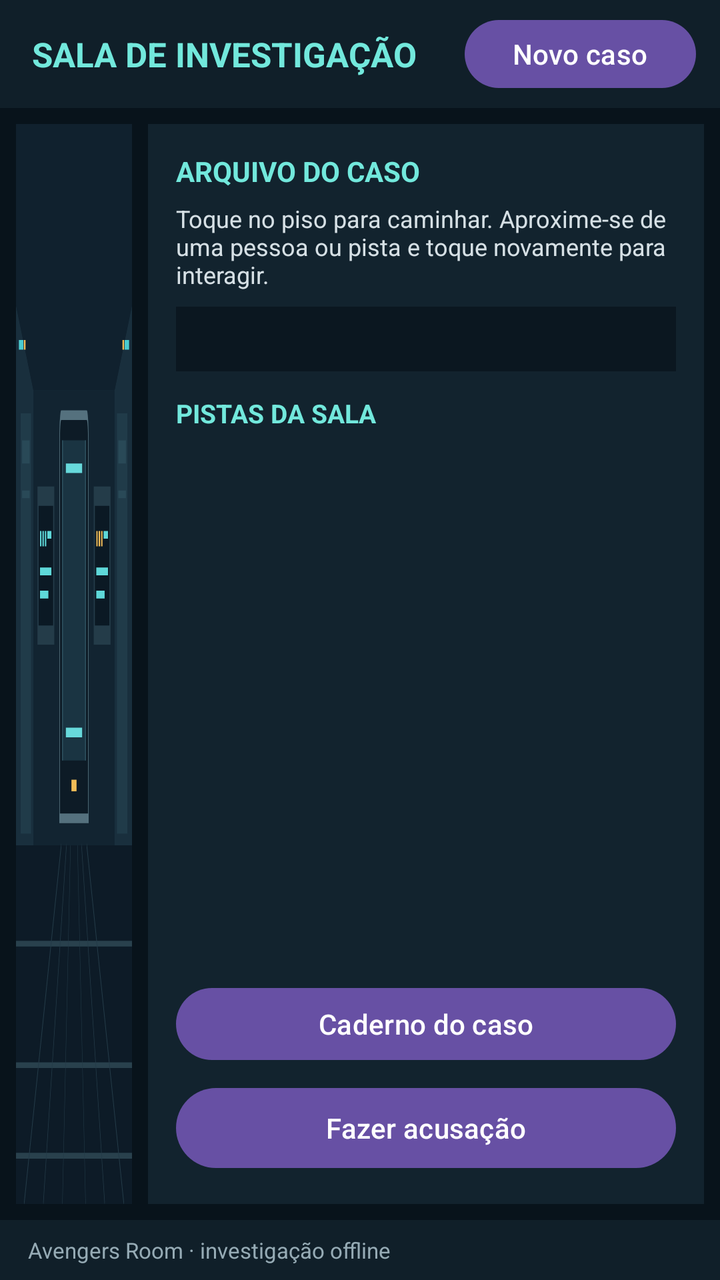
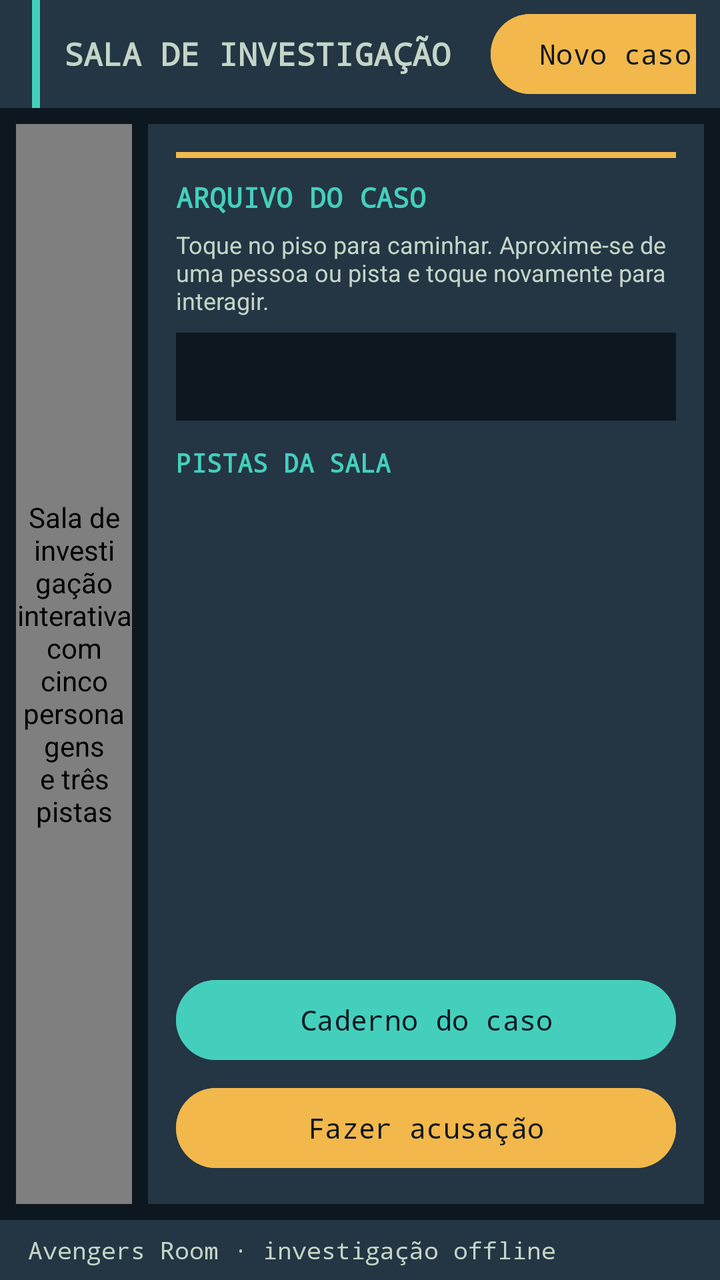

Compare the two renders of this Android layout. The source of the first and the diff that turns it into the second are given below.
<!-- AndroidManifest.xml: application theme Theme.Marvel -->
<!-- res/layout/activity_main.xml -->
<?xml version="1.0" encoding="utf-8"?>
<androidx.constraintlayout.widget.ConstraintLayout xmlns:android="http://schemas.android.com/apk/res/android"
    xmlns:app="http://schemas.android.com/apk/res-auto"
    android:id="@+id/main"
    android:layout_width="match_parent"
    android:layout_height="match_parent"
    android:background="#08131B">

    <LinearLayout
        android:id="@+id/room_header"
        android:layout_width="0dp"
        android:layout_height="54dp"
        android:background="#101F29"
        android:gravity="center_vertical"
        android:orientation="horizontal"
        android:paddingStart="16dp"
        android:paddingEnd="12dp"
        app:layout_constraintEnd_toEndOf="parent"
        app:layout_constraintStart_toStartOf="parent"
        app:layout_constraintTop_toTopOf="parent">

        <TextView
            android:layout_width="wrap_content"
            android:layout_height="wrap_content"
            android:text="@string/room_title"
            android:textColor="#72E8DC"
            android:textSize="17sp"
            android:textStyle="bold" />

        <TextView
            android:id="@+id/room_case_label"
            android:layout_width="0dp"
            android:layout_height="wrap_content"
            android:layout_marginStart="20dp"
            android:layout_weight="1"
            android:textColor="#F4FAF8"
            android:textSize="14sp" />

        <Button
            android:id="@+id/btn_new_case"
            android:layout_width="wrap_content"
            android:layout_height="42dp"
            android:text="@string/new_case"
            android:textAllCaps="false" />
    </LinearLayout>

    <LinearLayout
        android:id="@+id/room_body"
        android:layout_width="0dp"
        android:layout_height="0dp"
        android:orientation="horizontal"
        android:padding="8dp"
        app:layout_constraintBottom_toTopOf="@id/room_footer"
        app:layout_constraintEnd_toEndOf="parent"
        app:layout_constraintStart_toStartOf="parent"
        app:layout_constraintTop_toBottomOf="@id/room_header">

        <FrameLayout
            android:id="@+id/room_stage_container"
            android:layout_width="0dp"
            android:layout_height="match_parent"
            android:layout_marginEnd="8dp"
            android:layout_weight="1"
            android:background="@drawable/room_background"
            android:contentDescription="@string/room_board_description" />

        <LinearLayout
            android:id="@+id/room_panel"
            android:layout_width="278dp"
            android:layout_height="match_parent"
            android:background="#12232E"
            android:orientation="vertical"
            android:padding="14dp">

            <TextView
                android:layout_width="match_parent"
                android:layout_height="wrap_content"
                android:text="@string/case_briefing"
                android:textColor="#72E8DC"
                android:textSize="14sp"
                android:textStyle="bold" />

            <TextView
                android:layout_width="match_parent"
                android:layout_height="wrap_content"
                android:layout_marginTop="6dp"
                android:text="@string/room_instructions"
                android:textColor="#D6E0E5"
                android:textSize="12sp" />

            <TextView
                android:id="@+id/room_status"
                android:layout_width="match_parent"
                android:layout_height="wrap_content"
                android:layout_marginTop="8dp"
                android:background="#0B1720"
                android:padding="8dp"
                android:textColor="#F2BD58"
                android:textSize="12sp" />

            <TextView
                android:layout_width="match_parent"
                android:layout_height="wrap_content"
                android:layout_marginTop="12dp"
                android:text="@string/evidence_board"
                android:textColor="#72E8DC"
                android:textSize="13sp"
                android:textStyle="bold" />

            <TextView
                android:id="@+id/room_clue_summary"
                android:layout_width="match_parent"
                android:layout_height="0dp"
                android:layout_marginTop="4dp"
                android:layout_weight="1"
                android:ellipsize="end"
                android:gravity="top"
                android:maxLines="12"
                android:scrollbars="vertical"
                android:textColor="#D6E0E5"
                android:textSize="11sp" />

            <Button
                android:id="@+id/btn_notebook"
                android:layout_width="match_parent"
                android:layout_height="44dp"
                android:layout_marginTop="8dp"
                android:text="@string/case_notebook"
                android:textAllCaps="false" />

            <Button
                android:id="@+id/btn_accuse"
                android:layout_width="match_parent"
                android:layout_height="48dp"
                android:layout_marginTop="6dp"
                android:text="@string/accuse"
                android:textAllCaps="false" />
        </LinearLayout>
    </LinearLayout>

    <TextView
        android:id="@+id/room_footer"
        android:layout_width="0dp"
        android:layout_height="30dp"
        android:background="#101F29"
        android:gravity="center_vertical"
        android:paddingStart="14dp"
        android:text="@string/room_footer"
        android:textColor="#96ABB5"
        android:textSize="11sp"
        app:layout_constraintBottom_toBottomOf="parent"
        app:layout_constraintEnd_toEndOf="parent"
        app:layout_constraintStart_toStartOf="parent" />

</androidx.constraintlayout.widget.ConstraintLayout>
<!-- resources referenced by this layout -->
<resources>
  <!-- drawable room_background: vector/xml drawable (drawable, 2604 chars, omitted) -->
  <string name="accuse">Fazer acusação</string>
  <string name="case_briefing">ARQUIVO DO CASO</string>
  <string name="case_notebook">Caderno do caso</string>
  <string name="evidence_board">PISTAS DA SALA</string>
  <string name="new_case">Novo caso</string>
  <string name="room_board_description">Sala de investigação interativa com cinco personagens e três pistas</string>
  <string name="room_footer">Avengers Room · investigação offline</string>
  <string name="room_instructions">Toque no piso para caminhar. Aproxime-se de uma pessoa ou pista e toque novamente para interagir.</string>
  <string name="room_title">SALA DE INVESTIGAÇÃO</string>
  <style name="Theme.Marvel" parent="Base.Theme.Marvel" />
  <style name="Base.Theme.Marvel" parent="Theme.Material3.DayNight.NoActionBar">
          
          
      </style>
</resources>

<!-- the commit's change to res/layout/activity_main.xml (unified diff, before → after) -->
@@ -4,13 +4,13 @@
     android:id="@+id/main"
     android:layout_width="match_parent"
     android:layout_height="match_parent"
-    android:background="#08131B">
+    android:background="#0D1720">
 
     <LinearLayout
         android:id="@+id/room_header"
         android:layout_width="0dp"
         android:layout_height="54dp"
-        android:background="#101F29"
+        android:background="#243543"
         android:gravity="center_vertical"
         android:orientation="horizontal"
         android:paddingStart="16dp"
@@ -19,12 +19,19 @@
         app:layout_constraintStart_toStartOf="parent"
         app:layout_constraintTop_toTopOf="parent">
 
+        <View
+            android:layout_width="4dp"
+            android:layout_height="match_parent"
+            android:layout_marginEnd="12dp"
+            android:background="#44CFBD" />
+
         <TextView
             android:layout_width="wrap_content"
             android:layout_height="wrap_content"
+            android:fontFamily="monospace"
             android:text="@string/room_title"
-            android:textColor="#72E8DC"
-            android:textSize="17sp"
+            android:textColor="#C4D5C8"
+            android:textSize="16sp"
             android:textStyle="bold" />
 
         <TextView
@@ -33,15 +40,20 @@
             android:layout_height="wrap_content"
             android:layout_marginStart="20dp"
             android:layout_weight="1"
-            android:textColor="#F4FAF8"
+            android:fontFamily="monospace"
+            android:textColor="#C4D5C8"
             android:textSize="14sp" />
 
         <Button
             android:id="@+id/btn_new_case"
             android:layout_width="wrap_content"
-            android:layout_height="42dp"
+            android:layout_height="48dp"
+            android:backgroundTint="#F2B84B"
+            android:fontFamily="monospace"
+            android:minWidth="112dp"
             android:text="@string/new_case"
-            android:textAllCaps="false" />
+            android:textAllCaps="false"
+            android:textColor="#0D1720" />
     </LinearLayout>
 
     <LinearLayout
@@ -61,22 +73,40 @@
             android:layout_height="match_parent"
             android:layout_marginEnd="8dp"
             android:layout_weight="1"
-            android:background="@drawable/room_background"
-            android:contentDescription="@string/room_board_description" />
+            android:background="#0D1720"
+            android:clipChildren="true"
+            android:clipToPadding="true"
+            android:contentDescription="@string/room_board_description">
+
+            <com.projetos.marvel.ui.room.RoomCanvasView
+                android:id="@+id/room_canvas"
+                android:layout_width="match_parent"
+                android:layout_height="match_parent"
+                android:clickable="true"
+                android:contentDescription="@string/room_board_description"
+                android:focusable="true" />
+        </FrameLayout>
 
         <LinearLayout
             android:id="@+id/room_panel"
             android:layout_width="278dp"
             android:layout_height="match_parent"
-            android:background="#12232E"
+            android:background="#243543"
             android:orientation="vertical"
             android:padding="14dp">
+
+            <View
+                android:layout_width="match_parent"
+                android:layout_height="3dp"
+                android:background="#F2B84B" />
 
             <TextView
                 android:layout_width="match_parent"
                 android:layout_height="wrap_content"
+                android:layout_marginTop="10dp"
+                android:fontFamily="monospace"
                 android:text="@string/case_briefing"
-                android:textColor="#72E8DC"
+                android:textColor="#44CFBD"
                 android:textSize="14sp"
                 android:textStyle="bold" />
 
@@ -85,7 +115,7 @@
                 android:layout_height="wrap_content"
                 android:layout_marginTop="6dp"
                 android:text="@string/room_instructions"
-                android:textColor="#D6E0E5"
+                android:textColor="#C4D5C8"
                 android:textSize="12sp" />
 
             <TextView
@@ -93,17 +123,20 @@
                 android:layout_width="match_parent"
                 android:layout_height="wrap_content"
                 android:layout_marginTop="8dp"
-                android:background="#0B1720"
+                android:background="#0D1720"
+                android:fontFamily="monospace"
+                android:minHeight="44dp"
                 android:padding="8dp"
-                android:textColor="#F2BD58"
+                android:textColor="#F2B84B"
                 android:textSize="12sp" />
 
             <TextView
                 android:layout_width="match_parent"
                 android:layout_height="wrap_content"
                 android:layout_marginTop="12dp"
+                android:fontFamily="monospace"
                 android:text="@string/evidence_board"
-                android:textColor="#72E8DC"
+                android:textColor="#44CFBD"
                 android:textSize="13sp"
                 android:textStyle="bold" />
 
@@ -117,24 +150,30 @@
                 android:gravity="top"
                 android:maxLines="12"
                 android:scrollbars="vertical"
-                android:textColor="#D6E0E5"
-                android:textSize="11sp" />
+                android:textColor="#C4D5C8"
+                android:textSize="12sp" />
 
             <Button
                 android:id="@+id/btn_notebook"
                 android:layout_width="match_parent"
-                android:layout_height="44dp"
+                android:layout_height="48dp"
                 android:layout_marginTop="8dp"
+                android:backgroundTint="#44CFBD"
+                android:fontFamily="monospace"
                 android:text="@string/case_notebook"
-                android:textAllCaps="false" />
+                android:textAllCaps="false"
+                android:textColor="#0D1720" />
 
             <Button
                 android:id="@+id/btn_accuse"
                 android:layout_width="match_parent"
                 android:layout_height="48dp"
                 android:layout_marginTop="6dp"
+                android:backgroundTint="#F2B84B"
+                android:fontFamily="monospace"
                 android:text="@string/accuse"
-                android:textAllCaps="false" />
+                android:textAllCaps="false"
+                android:textColor="#0D1720" />
         </LinearLayout>
     </LinearLayout>
 
@@ -142,12 +181,13 @@
         android:id="@+id/room_footer"
         android:layout_width="0dp"
         android:layout_height="30dp"
-        android:background="#101F29"
+        android:background="#243543"
+        android:fontFamily="monospace"
         android:gravity="center_vertical"
         android:paddingStart="14dp"
         android:text="@string/room_footer"
-        android:textColor="#96ABB5"
-        android:textSize="11sp"
+        android:textColor="#C4D5C8"
+        android:textSize="12sp"
         app:layout_constraintBottom_toBottomOf="parent"
         app:layout_constraintEnd_toEndOf="parent"
         app:layout_constraintStart_toStartOf="parent" />
<!-- resource entries referenced after the edit -->
@@ -1,6 +1,5 @@
 <!-- resources referenced by this layout -->
 <resources>
-  <!-- drawable room_background: vector/xml drawable (drawable, 2604 chars, omitted) -->
   <string name="accuse">Fazer acusação</string>
   <string name="case_briefing">ARQUIVO DO CASO</string>
   <string name="case_notebook">Caderno do caso</string>
